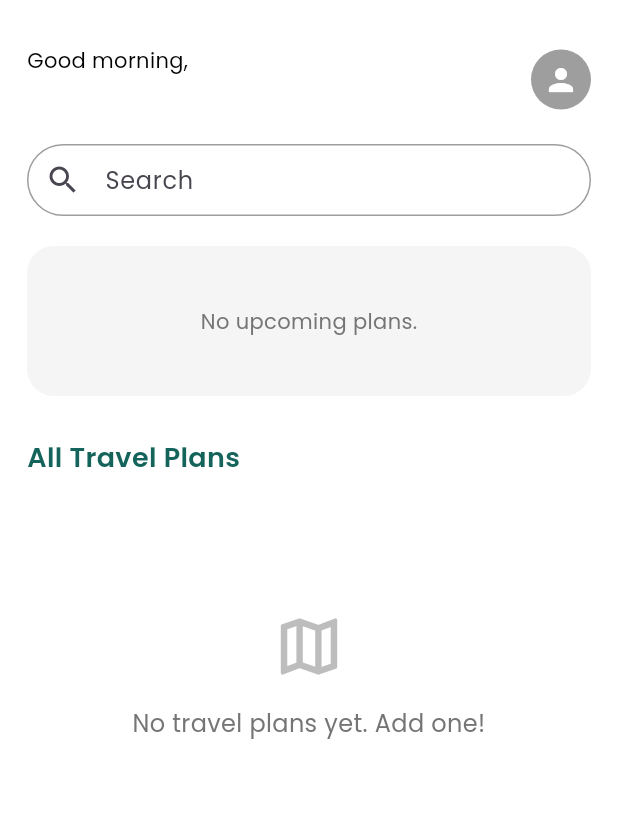
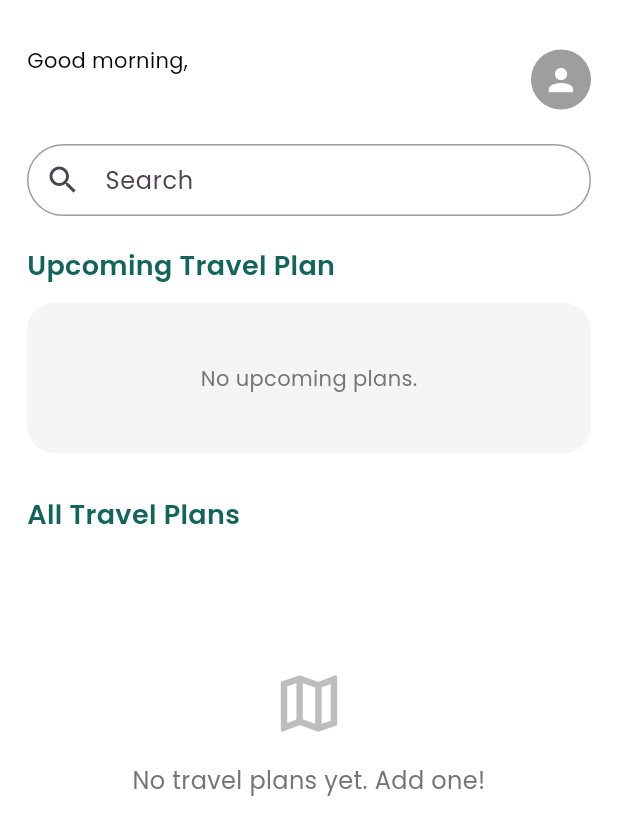
Before and after one commit to CMSC23-UV-4L-AY2024-2025-2ndSem/project-tuklas, a Flutter app: the TravelPlanScreen screen opened directly, on a phone screen of 412 x 824 dp. Shown: the top 835 px of the screen. Run offline on Flutter 3.47's test engine with Material 3 defaults, Android fonts, the phone set to English and light mode, and no system bars; our stand-ins replace cloud_firestore, firebase_auth, firebase_core, firebase_storage, flutter_map, geolocator and 5 more; missing offline and left inert: flutter_photon, mobile_scanner; accounts and stored records are empty; generated files the repository leaves out were written again.

Commit message:
refactor: made changes

```diff
--- a/lib/screens/travel_plan.dart
+++ b/lib/screens/travel_plan.dart
@@ -7,6 +7,8 @@ import 'package:google_fonts/google_fonts.dart';
 import '../providers/travel_plan_provider.dart';
 import '../models/travel_plan_model.dart';
 import 'user_profile.dart';
+import '../providers/itinerary_provider.dart';
+import 'itinerary.dart';
 
 class TravelPlanScreen extends StatelessWidget {
   const TravelPlanScreen({super.key});
@@ -77,7 +79,10 @@ class TravelPlanScreen extends StatelessWidget {
     );
   }
 
-  Widget _buildUpcomingPlanCard(TravelPlan? upcomingPlan) {
+  Widget _buildUpcomingPlanCard(
+    BuildContext context,
+    TravelPlan? upcomingPlan,
+  ) {
     final String defaultImage = placeholderImageUrl;
 
     if (upcomingPlan == null) {
@@ -99,7 +104,24 @@ class TravelPlanScreen extends StatelessWidget {
 
     final String imageUrlToDisplay = upcomingPlan.imageUrl ?? defaultImage;
 
-    return ClipRRect(
+    return GestureDetector(
+      onTap: () async {
+        List<String> info = await context
+            .read<ItineraryProvider>()
+            .firebaseService
+            .getInfo(upcomingPlan.id!);
+        Navigator.push(
+          context,
+          MaterialPageRoute(
+            builder:
+                (_) => ItineraryScreen(
+                  travelPlan: upcomingPlan,
+                  information: info,
+                ),
+          ),
+        );
+      },
+      child: ClipRRect(
         borderRadius: BorderRadius.circular(20),
         child: Container(
           height: 190,
@@ -117,7 +139,10 @@ class TravelPlanScreen extends StatelessWidget {
                 child: Container(
                   decoration: BoxDecoration(
                     gradient: LinearGradient(
-                    colors: [Colors.transparent, Colors.black.withOpacity(0.6)],
+                      colors: [
+                        Colors.transparent,
+                        Colors.black.withOpacity(0.6),
+                      ],
                       begin: Alignment.topCenter,
                       end: Alignment.bottomCenter,
                       stops: const [0.5, 1.0],
@@ -180,6 +205,7 @@ class TravelPlanScreen extends StatelessWidget {
                 ),
               ),
             ],
+          ),
         ),
       ),
     );
@@ -310,7 +336,16 @@ class TravelPlanScreen extends StatelessWidget {
             child: Column(
               crossAxisAlignment: CrossAxisAlignment.start,
               children: [
-                _buildUpcomingPlanCard(upcomingPlan),
+                Text(
+                  "Upcoming Travel Plan",
+                  style: GoogleFonts.poppins(
+                    fontSize: 18,
+                    fontWeight: FontWeight.w600,
+                    color: const Color(0xFF14645B),
+                  ),
+                ),
+                const SizedBox(height: 12),
+                _buildUpcomingPlanCard(context, upcomingPlan),
                 const SizedBox(height: 28),
                 Text(
                   "All Travel Plans",
```
Lines whose indentation alone changed are shown as unchanged.
